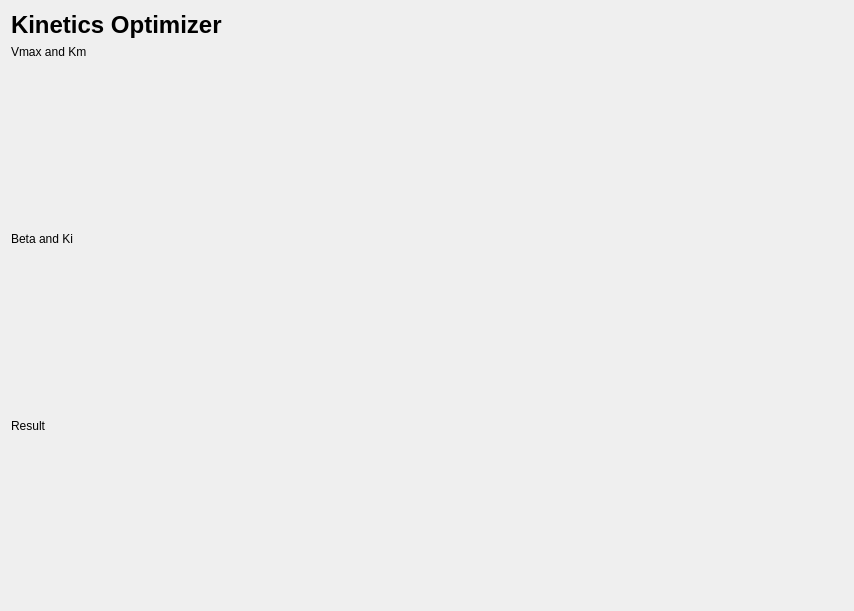
This is cbr/kinetics/visual/KineticsOptimizer.ui in TUM-CBR/pymol-plugins as Qt 5 draws it before an edit. The edited form follows.
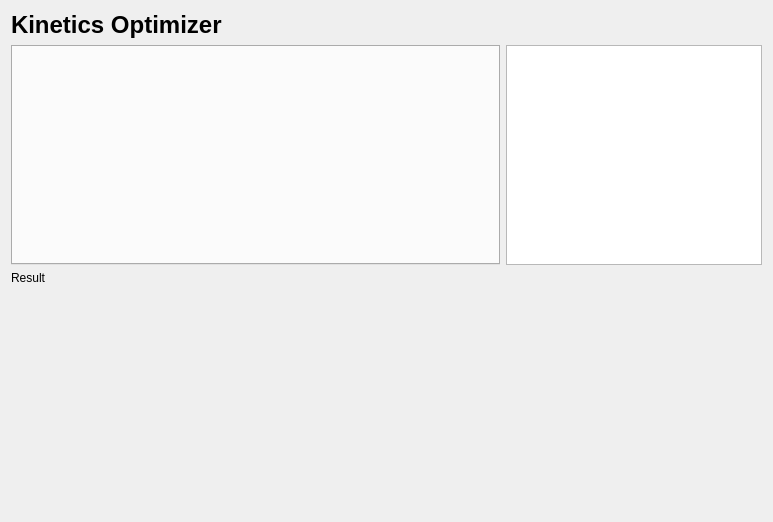
This is the edited form.

Commit message: [Kinetics] Kinetics functions as model.

```diff
--- a/cbr/kinetics/visual/KineticsOptimizer.ui
+++ b/cbr/kinetics/visual/KineticsOptimizer.ui
@@ -6,34 +6,18 @@
    <rect>
     <x>0</x>
     <y>0</y>
-    <width>854</width>
-    <height>611</height>
+    <width>773</width>
+    <height>522</height>
    </rect>
   </property>
   <property name="windowTitle">
    <string>Form</string>
   </property>
-  <layout class="QGridLayout" name="gridLayout" rowstretch="0,0,1,0,0,1,0,1,0" rowminimumheight="0,0,0,0,0,0,0,0,0">
-   <item row="7" column="0">
-    <widget class="QWidget" name="plotWidget" native="true"/>
-   </item>
-   <item row="5" column="0">
-    <widget class="QWidget" name="betaWidget" native="true"/>
-   </item>
-   <item row="2" column="0">
-    <widget class="QWidget" name="vmaxPlotWidget" native="true"/>
-   </item>
+  <layout class="QGridLayout" name="gridLayout" rowstretch="0,1,0,0,1" columnstretch="1,0">
    <item row="3" column="0">
-    <widget class="QLabel" name="label_3">
+    <widget class="QLabel" name="label_4">
      <property name="text">
-      <string>Beta and Ki</string>
-     </property>
-    </widget>
-   </item>
-   <item row="1" column="0">
-    <widget class="QLabel" name="label_2">
-     <property name="text">
-      <string>Vmax and Km</string>
+      <string>Result</string>
      </property>
     </widget>
    </item>
@@ -48,13 +32,19 @@
      </property>
     </widget>
    </item>
-   <item row="6" column="0">
-    <widget class="QLabel" name="label_4">
-     <property name="text">
-      <string>Result</string>
+   <item row="1" column="1">
+    <widget class="QTableView" name="tableView"/>
+   </item>
+   <item row="1" column="0">
+    <widget class="QTabWidget" name="initalValuesWidget">
+     <property name="currentIndex">
+      <number>-1</number>
      </property>
     </widget>
    </item>
+   <item row="4" column="0" colspan="2">
+    <widget class="QWidget" name="plotWidget" native="true"/>
+   </item>
   </layout>
  </widget>
  <resources/>
```
The commit also changes 6 other files.
